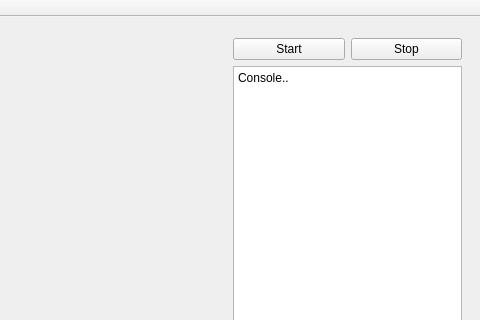
The window that testAppQNX/mainwindow.ui (ssc7q/fpga_regulator) describes before a commit, drawn with Qt 5; both pictures show x 388 to 868 and y 0 to 320 of the 868 by 470 pixel window.
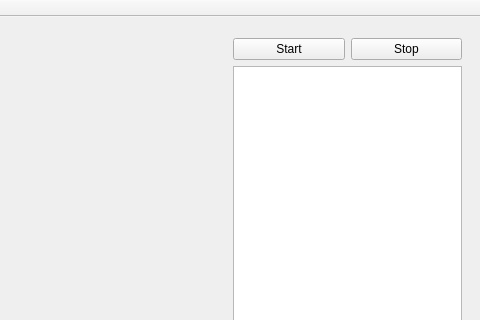
The same window after the commit. Custom widgets are drawn as their Qt base class.

Diff of the .ui file:
```diff
--- a/testAppQNX/mainwindow.ui
+++ b/testAppQNX/mainwindow.ui
@@ -55,7 +55,7 @@
      <item>
       <widget class="QPlainTextEdit" name="console">
        <property name="plainText">
-        <string>Console..
+        <string>
 </string>
        </property>
       </widget>
```
